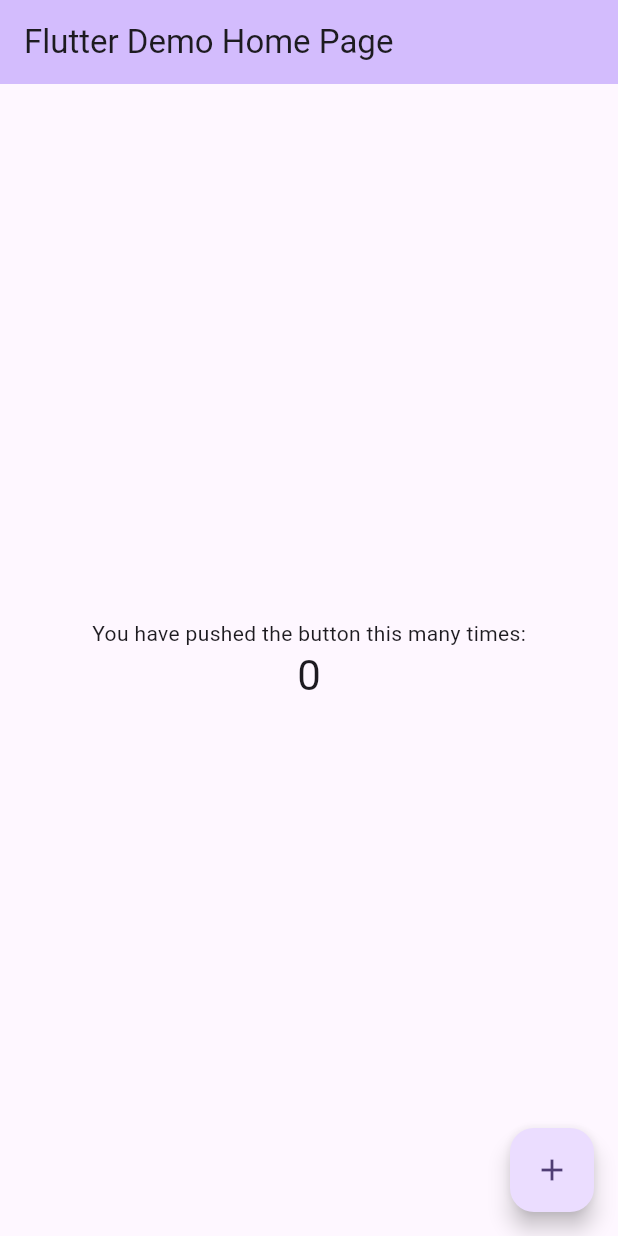
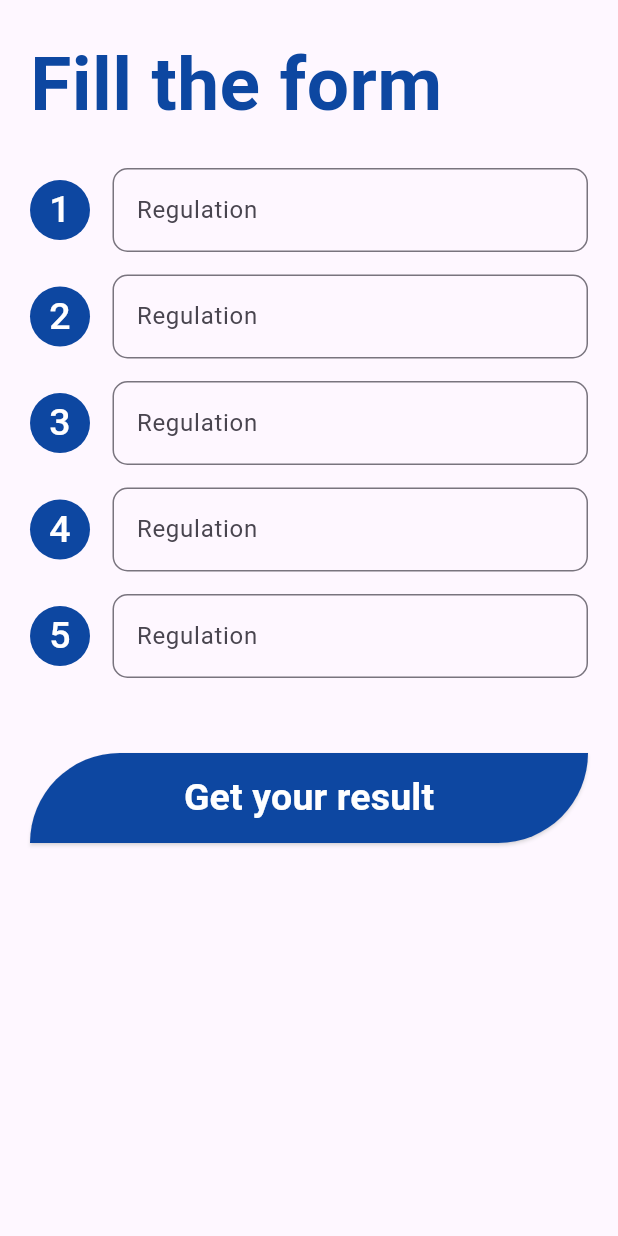
Before and after one commit to IsmailHosenIsmailJames/Full-Stack-Diploma-Result-Management, a Flutter app: the screen it shows after launch, on a phone screen of 412 x 824 dp. Run offline on Flutter 3.47's test engine with Material 3 defaults, Android fonts, the phone set to English and light mode, and no system bars; our stand-ins replace gap, simple_icons.

Commit message:
Home page added

```diff
--- a/diploma_result_management_forntend/lib/main.dart
+++ b/diploma_result_management_forntend/lib/main.dart
@@ -1,4 +1,6 @@
 import 'package:flutter/material.dart';
+
+import 'src/screens/home/home.dart';
 
 void main() {
   runApp(const MyApp());
@@ -7,119 +9,14 @@
 class MyApp extends StatelessWidget {
   const MyApp({super.key});
 
-  // This widget is the root of your application.
   @override
   Widget build(BuildContext context) {
     return MaterialApp(
-      title: 'Flutter Demo',
-      theme: ThemeData(
-        // This is the theme of your application.
-        //
-        // TRY THIS: Try running your application with "flutter run". You'll see
-        // the application has a purple toolbar. Then, without quitting the app,
-        // try changing the seedColor in the colorScheme below to Colors.green
-        // and then invoke "hot reload" (save your changes or press the "hot
-        // reload" button in a Flutter-supported IDE, or press "r" if you used
-        // the command line to start the app).
-        //
-        // Notice that the counter didn't reset back to zero; the application
-        // state is not lost during the reload. To reset the state, use hot
-        // restart instead.
-        //
-        // This works for code too, not just values: Most code changes can be
-        // tested with just a hot reload.
-        colorScheme: ColorScheme.fromSeed(seedColor: Colors.deepPurple),
-        useMaterial3: true,
-      ),
-      home: const MyHomePage(title: 'Flutter Demo Home Page'),
+      debugShowCheckedModeBanner: false,
+      initialRoute: '/',
+      routes: {
+        '/': (BuildContext context) => const Home(),
+      },
     );
   }
 }
-
-class MyHomePage extends StatefulWidget {
-  const MyHomePage({super.key, required this.title});
-
-  // This widget is the home page of your application. It is stateful, meaning
-  // that it has a State object (defined below) that contains fields that affect
-  // how it looks.
-
-  // This class is the configuration for the state. It holds the values (in this
-  // case the title) provided by the parent (in this case the App widget) and
-  // used by the build method of the State. Fields in a Widget subclass are
-  // always marked "final".
-
-  final String title;
-
-  @override
-  State<MyHomePage> createState() => _MyHomePageState();
-}
-
-class _MyHomePageState extends State<MyHomePage> {
-  int _counter = 0;
-
-  void _incrementCounter() {
-    setState(() {
-      // This call to setState tells the Flutter framework that something has
-      // changed in this State, which causes it to rerun the build method below
-      // so that the display can reflect the updated values. If we changed
-      // _counter without calling setState(), then the build method would not be
-      // called again, and so nothing would appear to happen.
-      _counter++;
-    });
-  }
-
-  @override
-  Widget build(BuildContext context) {
-    // This method is rerun every time setState is called, for instance as done
-    // by the _incrementCounter method above.
-    //
-    // The Flutter framework has been optimized to make rerunning build methods
-    // fast, so that you can just rebuild anything that needs updating rather
-    // than having to individually change instances of widgets.
-    return Scaffold(
-      appBar: AppBar(
-        // TRY THIS: Try changing the color here to a specific color (to
-        // Colors.amber, perhaps?) and trigger a hot reload to see the AppBar
-        // change color while the other colors stay the same.
-        backgroundColor: Theme.of(context).colorScheme.inversePrimary,
-        // Here we take the value from the MyHomePage object that was created by
-        // the App.build method, and use it to set our appbar title.
-        title: Text(widget.title),
-      ),
-      body: Center(
-        // Center is a layout widget. It takes a single child and positions it
-        // in the middle of the parent.
-        child: Column(
-          // Column is also a layout widget. It takes a list of children and
-          // arranges them vertically. By default, it sizes itself to fit its
-          // children horizontally, and tries to be as tall as its parent.
-          //
-          // Column has various properties to control how it sizes itself and
-          // how it positions its children. Here we use mainAxisAlignment to
-          // center the children vertically; the main axis here is the vertical
-          // axis because Columns are vertical (the cross axis would be
-          // horizontal).
-          //
-          // TRY THIS: Invoke "debug painting" (choose the "Toggle Debug Paint"
-          // action in the IDE, or press "p" in the console), to see the
-          // wireframe for each widget.
-          mainAxisAlignment: MainAxisAlignment.center,
-          children: <Widget>[
-            const Text(
-              'You have pushed the button this many times:',
-            ),
-            Text(
-              '$_counter',
-              style: Theme.of(context).textTheme.headlineMedium,
-            ),
-          ],
-        ),
-      ),
-      floatingActionButton: FloatingActionButton(
-        onPressed: _incrementCounter,
-        tooltip: 'Increment',
-        child: const Icon(Icons.add),
-      ), // This trailing comma makes auto-formatting nicer for build methods.
-    );
-  }
-}
--- /dev/null
+++ b/diploma_result_management_forntend/lib/src/screens/home/home.dart
@@ -0,0 +1,236 @@
+import 'package:diploma_result_management_forntend/theme/input_decoration.dart';
+import 'package:flutter/material.dart';
+import 'package:gap/gap.dart';
+import 'package:simple_icons/simple_icons.dart';
+import 'package:url_launcher/url_launcher.dart';
+
+import '../../../theme/break_point.dart';
+import '../../../widgets/step_number.dart';
+
+class Home extends StatefulWidget {
+  const Home({super.key});
+
+  @override
+  State<Home> createState() => _HomeState();
+}
+
+class _HomeState extends State<Home> {
+  @override
+  Widget build(BuildContext context) {
+    return Scaffold(
+      body: Row(
+        children: [
+          if (MediaQuery.of(context).size.width > breakPoint)
+            Expanded(
+              child: Container(
+                decoration: BoxDecoration(
+                    color: Colors.blue.shade900,
+                    borderRadius: const BorderRadiusDirectional.only(
+                        bottomEnd: Radius.circular(350))),
+                padding: const EdgeInsets.all(50),
+                child: Column(
+                  mainAxisAlignment: MainAxisAlignment.start,
+                  crossAxisAlignment: CrossAxisAlignment.start,
+                  children: [
+                    const Text.rich(
+                      TextSpan(
+                        children: <TextSpan>[
+                          TextSpan(
+                            text: "Welcome ...\n",
+                            style: TextStyle(
+                              color: Colors.white,
+                              fontWeight: FontWeight.w700,
+                              fontSize: 50,
+                            ),
+                          ),
+                          TextSpan(
+                            text:
+                                "A open source fullstack Diploma Result Management project. Here we tried to add best features as we can.",
+                            style: TextStyle(
+                              color: Colors.white,
+                              fontSize: 16,
+                            ),
+                          ),
+                        ],
+                      ),
+                    ),
+                    const Gap(50),
+                    const Text(
+                      "Follow me",
+                      style: TextStyle(
+                        color: Colors.white,
+                        fontSize: 20,
+                      ),
+                    ),
+                    const Divider(
+                      color: Colors.white,
+                    ),
+                    const Gap(10),
+                    Row(
+                      children: [
+                        IconButton(
+                          style: IconButton.styleFrom(
+                              backgroundColor: Colors.white),
+                          onPressed: () async {
+                            await launchUrl(
+                              Uri.parse(
+                                "https://github.com/IsmailHosenIsmailJames",
+                              ),
+                            );
+                          },
+                          icon: const Icon(SimpleIcons.github),
+                        ),
+                        const Gap(20),
+                        IconButton(
+                          style: IconButton.styleFrom(
+                              backgroundColor: Colors.white),
+                          onPressed: () async {
+                            await launchUrl(
+                              Uri.parse(
+                                "https://www.facebook.com/mdismailhosen.james/",
+                              ),
+                            );
+                          },
+                          icon: const Icon(SimpleIcons.facebook),
+                        ),
+                        const Gap(20),
+                        IconButton(
+                          style: IconButton.styleFrom(
+                              backgroundColor: Colors.white),
+                          onPressed: () async {
+                            await launchUrl(
+                              Uri.parse(
+                                "https://www.linkedin.com/in/ismail-hosen-james-3756a4211/",
+                              ),
+                            );
+                          },
+                          icon: const Icon(SimpleIcons.linkedin),
+                        ),
+                      ],
+                    ),
+                  ],
+                ),
+              ),
+            ),
+          Expanded(
+            child: Form(
+              child: ListView(
+                padding: const EdgeInsets.all(20),
+                children: [
+                  Text(
+                    "Fill the form",
+                    style: TextStyle(
+                      color: Colors.blue.shade900,
+                      fontWeight: FontWeight.w700,
+                      fontSize: 50,
+                    ),
+                  ),
+                  const Gap(20),
+                  Row(
+                    children: [
+                      getStepWidget("1"),
+                      const Gap(15),
+                      Expanded(
+                        child: TextFormField(
+                          decoration: getInputDecoration(
+                            hint: "What is your Regulation?",
+                            label: "Regulation",
+                          ),
+                        ),
+                      ),
+                    ],
+                  ),
+                  const Gap(15),
+                  Row(
+                    children: [
+                      getStepWidget("2"),
+                      const Gap(15),
+                      Expanded(
+                        child: TextFormField(
+                          decoration: getInputDecoration(
+                            hint: "What is your Regulation?",
+                            label: "Regulation",
+                          ),
+                        ),
+                      ),
+                    ],
+                  ),
+                  const Gap(15),
+                  Row(
+                    children: [
+                      getStepWidget("3"),
+                      const Gap(15),
+                      Expanded(
+                        child: TextFormField(
+                          decoration: getInputDecoration(
+                            hint: "What is your Regulation?",
+                            label: "Regulation",
+                          ),
+                        ),
+                      ),
+                    ],
+                  ),
+                  const Gap(15),
+                  Row(
+                    children: [
+                      getStepWidget("4"),
+                      const Gap(15),
+                      Expanded(
+                        child: TextFormField(
+                          decoration: getInputDecoration(
+                            hint: "What is your Regulation?",
+                            label: "Regulation",
+                          ),
+                        ),
+                      ),
+                    ],
+                  ),
+                  const Gap(15),
+                  Row(
+                    children: [
+                      getStepWidget("5"),
+                      const Gap(15),
+                      Expanded(
+                        child: TextFormField(
+                          decoration: getInputDecoration(
+                            hint: "What is your Regulation?",
+                            label: "Regulation",
+                          ),
+                        ),
+                      ),
+                    ],
+                  ),
+                  const Gap(50),
+                  SizedBox(
+                    height: 60,
+                    child: ElevatedButton(
+                      style: ElevatedButton.styleFrom(
+                        backgroundColor: Colors.blue.shade900,
+                        shadowColor: Colors.white,
+                        shape: const RoundedRectangleBorder(
+                          borderRadius: BorderRadius.only(
+                            topLeft: Radius.circular(100),
+                            bottomRight: Radius.circular(100),
+                          ),
+                        ),
+                      ),
+                      onPressed: () {},
+                      child: const Text(
+                        "Get your result",
+                        style: TextStyle(
+                          color: Colors.white,
+                          fontWeight: FontWeight.w700,
+                          fontSize: 25,
+                        ),
+                      ),
+                    ),
+                  ),
+                ],
+              ),
+            ),
+          ),
+        ],
+      ),
+    );
+  }
+}
--- /dev/null
+++ b/diploma_result_management_forntend/lib/theme/break_point.dart
@@ -0,0 +1 @@
+int breakPoint = 950;
--- /dev/null
+++ b/diploma_result_management_forntend/lib/theme/input_decoration.dart
@@ -0,0 +1,11 @@
+import 'package:flutter/material.dart';
+
+InputDecoration getInputDecoration({String? label, String? hint}) {
+  return InputDecoration(
+    labelText: label,
+    hintText: hint,
+    border: OutlineInputBorder(
+      borderRadius: BorderRadius.circular(10),
+    ),
+  );
+}
--- /dev/null
+++ b/diploma_result_management_forntend/lib/widgets/step_number.dart
@@ -0,0 +1,15 @@
+import 'package:flutter/material.dart';
+
+Widget getStepWidget(String steap) {
+  return CircleAvatar(
+    backgroundColor: Colors.blue.shade900,
+    radius: 20,
+    child: Text(
+      steap,
+      style: const TextStyle(
+        color: Colors.white,
+        fontSize: 25,
+      ),
+    ),
+  );
+}
--- a/diploma_result_management_forntend/pubspec.yaml
+++ b/diploma_result_management_forntend/pubspec.yaml
@@ -35,6 +35,9 @@ dependencies:
   # The following adds the Cupertino Icons font to your application.
   # Use with the CupertinoIcons class for iOS style icons.
   cupertino_icons: ^1.0.6
+  url_launcher: ^6.3.0
+  gap: ^3.0.1
+  simple_icons: ^10.1.3
 
 dev_dependencies:
   flutter_test:
```
Also changed, not shown: diploma_result_management_forntend/pubspec.lock, 5 other files.
